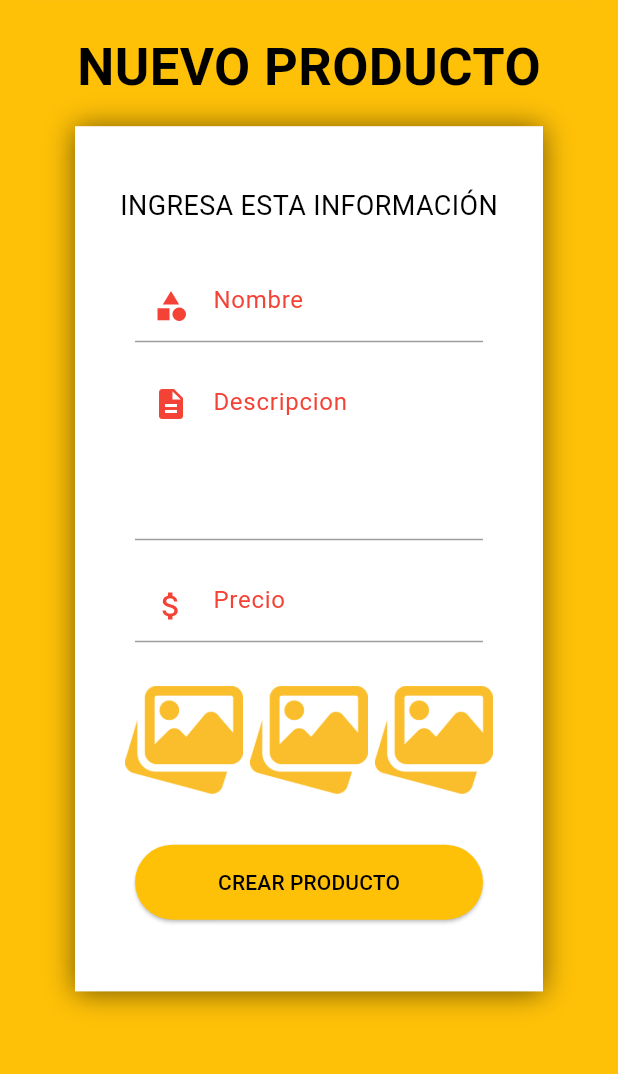
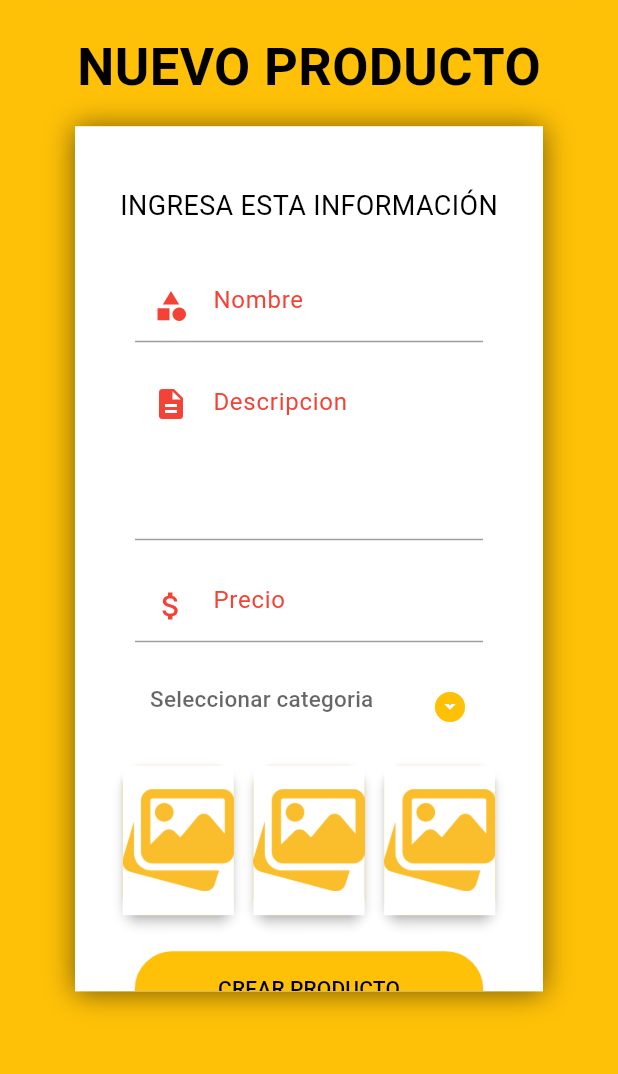
Before and after one commit to Gherrera99/delivery_flutter_umsa, a Flutter app: the RestaurantProductsCreatePage screen opened directly, after a tap on "CREAR PRODUCTO", on a phone screen of 412 x 824 dp, the part 121-1195 px from its top. Run offline on Flutter 3.47's test engine with Material 3 defaults, Android fonts, the phone set to English and light mode, and no system bars; our stand-ins replace get, get_storage, image_picker, sn_progress_dialog; accounts and stored records are empty; network calls fail.

Commit message:
57. Formulario para crear un nuevo producto (parte 2)

```diff
--- a/lib/src/models/category.dart
+++ b/lib/src/models/category.dart
@@ -22,6 +22,19 @@ class Category {
     description: json["description"],
   );
 
+  static List<Category> fromJsonList(List<dynamic> jsonList) {
+    List<Category> toList = [];
+
+    jsonList.forEach((item) {
+      Category category = Category.fromJson(item);
+      toList.add(category);
+    });
+
+    return toList;
+  }
+
+
+
   Map<String, dynamic> toJson() => {
     "id": id,
     "name": name,
--- a/lib/src/pages/restaurant/products/restaurant_products_create_controller.dart
+++ b/lib/src/pages/restaurant/products/restaurant_products_create_controller.dart
@@ -21,6 +21,19 @@ class RestaurantProductsCreateController extends GetxController{
   File? imageFile2;
   File? imageFile3;
 
+  String? idCategory;
+  List<Category> categories = <Category>[].obs;
+  //ProductsProvider productsProvider = ProductsProvider();
+
+  RestaurantProductsCreateController() {
+    getCategories();
+  }
+
+  void getCategories() async {
+    var result = await categoriesProvider.getAll();
+    categories.clear();
+    categories.addAll(result);
+  }
 
   Future<void> createCategory() async {
 
--- a/lib/src/pages/restaurant/products/restaurant_products_create_page.dart
+++ b/lib/src/pages/restaurant/products/restaurant_products_create_page.dart
@@ -1,5 +1,6 @@
 import 'dart:io';
 
+import 'package:delivery_flutter_app/src/models/category.dart';
 import 'package:delivery_flutter_app/src/pages/restaurant/categories/create/restaurant_categories_create_controller.dart';
 import 'package:delivery_flutter_app/src/pages/restaurant/products/restaurant_products_create_controller.dart';
 import 'package:flutter/material.dart';
@@ -12,14 +13,14 @@ class RestaurantProductsCreatePage extends StatelessWidget {
   @override
   Widget build(BuildContext context) {
     return Scaffold(
-      body: Stack( // POSICIONAR ELEMENTOS UNO DEBAJO DEL OTRO
+      body: Obx(() =>Stack( // POSICIONAR ELEMENTOS UNO DEBAJO DEL OTRO
         children: [
           _backgroundCover(context),
           _boxForm(context),
           _textNewCategory(context),
 
         ],
-      ),
+      )),
     );
   }
 
@@ -55,21 +56,22 @@ class RestaurantProductsCreatePage extends StatelessWidget {
             _textFieldName(),
             _textFieldDescription(),
             _textFieldPrice(),
+            _dropDownCategories(con.categories),
             Container(
               margin: EdgeInsets.only(top: 15),
               child: Row(
                 mainAxisAlignment: MainAxisAlignment.center,
                 children: [
                   GetBuilder <RestaurantProductsCreateController>(
-                    builder: (value) => _cardimage(context, con.imageFile1, 1),
+                    builder: (value) => _cardImage(context, con.imageFile1, 1),
                   ),
                   SizedBox(width: 5),
                   GetBuilder <RestaurantProductsCreateController>(
-                    builder: (value) => _cardimage(context, con.imageFile2, 2),
+                    builder: (value) => _cardImage(context, con.imageFile2, 2),
                   ),
                   SizedBox(width: 5),
                   GetBuilder <RestaurantProductsCreateController>(
-                    builder: (value) => _cardimage(context, con.imageFile3, 3),
+                    builder: (value) => _cardImage(context, con.imageFile3, 3),
                   ),
 
                 ],
@@ -83,12 +85,65 @@ class RestaurantProductsCreatePage extends StatelessWidget {
   }
 
 
-  Widget _cardimage(BuildContext context, File? imageFile, int numberFile) {
+  Widget _dropDownCategories(List<Category> categories) {
+    return Container(
+      padding: EdgeInsets.symmetric(horizontal: 50),
+      margin: EdgeInsets.only(top: 15),
+      child: DropdownButton(
+        underline: Container(
+          alignment: Alignment.centerRight,
+          child: Icon(
+            Icons.arrow_drop_down_circle,
+            color: Colors.amber,
+          ),
+        ),
+        elevation: 3,
+        isExpanded: true,
+        hint: Text(
+          'Seleccionar categoria',
+          style: TextStyle(
+
+              fontSize: 15
+          ),
+        ),
+        items: _dropDownItems(categories),
+        //value: con.idCategory.value == '' ? null : con.idCategory.value,
+        onChanged: (option) {
+          print('Opcion seleccionada ${option}');
+          con.idCategory = option.toString();
+        },
+      ),
+    );
+  }
+
+
+
+
+
+  List<DropdownMenuItem<String?>> _dropDownItems(List<Category> categories) {
+    List<DropdownMenuItem<String>> list = [];
+    categories.forEach((category) {
+      list.add(DropdownMenuItem(
+        child: Text(category.name ?? ''),
+        value: category.id,
+      ));
+    });
+
+    return list;
+  }
+
+
+
+  Widget _cardImage(BuildContext context, File? imageFile, int numberFile) {
     return GestureDetector(
       onTap: () => con.showAlertDialog(context, numberFile),
+      child: Card(
+        elevation: 3,
         child: Container(
+          padding: EdgeInsets.all(0),
             height: 100,
-              width: MediaQuery.of(context).size.width * 0.19,
+            width: MediaQuery.of(context).size.width * 0.18,
+            color: Colors.white,
             child: imageFile != null
                 ? Image.file(
               imageFile,
@@ -97,6 +152,7 @@ class RestaurantProductsCreatePage extends StatelessWidget {
                 :Image(
               image: AssetImage('assets/img/cover_image.png'),
             )
+        ),
       ),
     );
   }
--- a/lib/src/providers/categories_provider.dart
+++ b/lib/src/providers/categories_provider.dart
@@ -10,6 +10,26 @@ class CategoriesProvider extends GetConnect{
   String url = Environment.API_URL + 'api/categories';
 
   User userSession = User.fromJson(GetStorage().read('user') ?? {});
+
+  Future<List<Category>> getAll() async {
+    Response response = await get(
+        '$url/getAll',
+        headers: {
+          'Content-Type': 'application/json',
+          'Authorization': userSession.sessionToken ?? ''
+        }
+    ); // ESPERAR HASTA QUE EL SERVIDOR NOS RETORNE LA RESPUESTA
+
+    if (response.statusCode == 401) {
+      Get.snackbar('Peticion denegada', 'Tu usuario no tiene permitido leer esta informacion');
+      return [];
+    }
+
+    List<Category> categories = Category.fromJsonList(response.body);
+
+    return categories;
+  }
+
 
 
   Future<ResponseApi> create(Category category) async{
```
Lines whose indentation alone changed are shown as unchanged.
